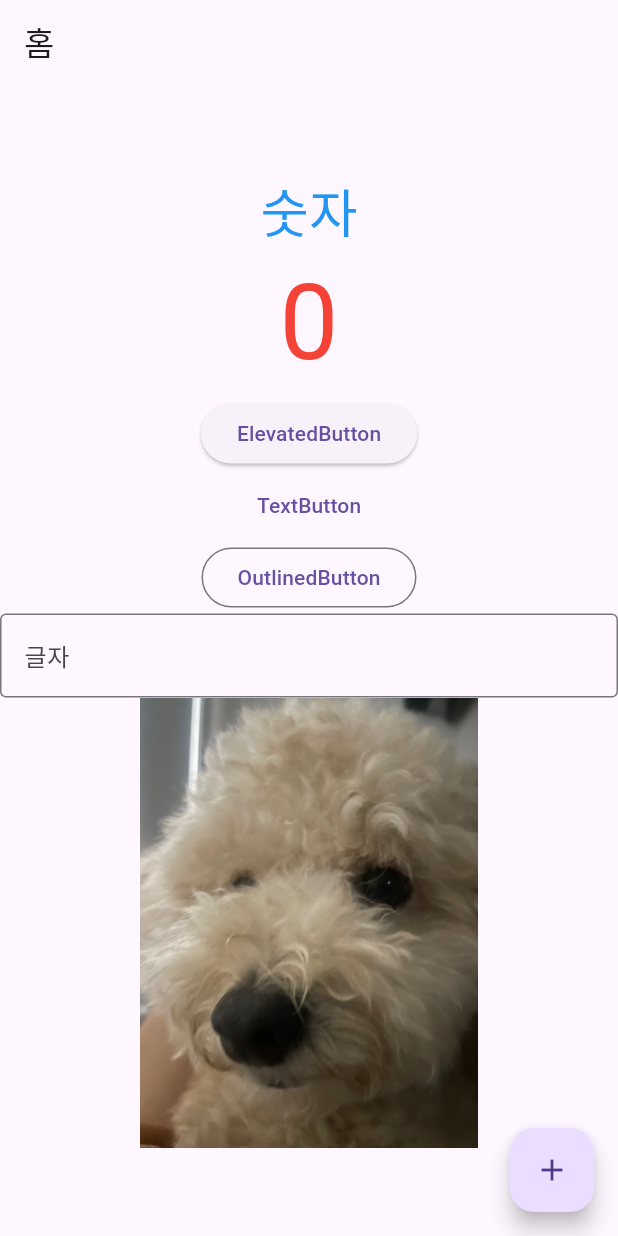
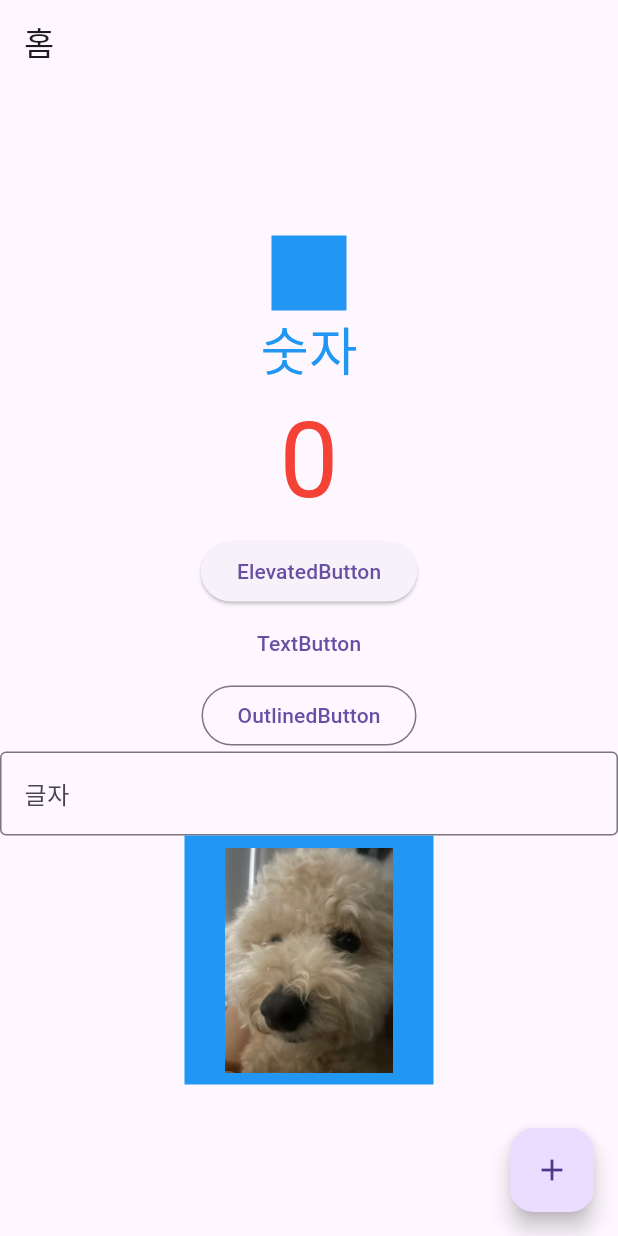
Before and after one commit to kimlg2/flutter_first, a Flutter app: the screen it shows after launch, on a phone screen of 412 x 824 dp. Run offline on Flutter 3.47's test engine with Material 3 defaults, Android fonts, the phone set to English and light mode, and no system bars.

Commit message:
Container 사용방법

```diff
--- a/lib/My_home_page.dart
+++ b/lib/My_home_page.dart
@@ -20,6 +20,11 @@ class _MyHomePageState extends State<MyHomePage> {
         child: Column(
           mainAxisAlignment: MainAxisAlignment.center,
           children: [
+            Container(
+              color: Colors.blue,
+              width: 50,
+              height: 50,
+            ),
             Text(
               '숫자',
               style: TextStyle(
@@ -63,10 +68,18 @@ class _MyHomePageState extends State<MyHomePage> {
                 print(text);
               },
               ),
-            Image.asset('assets/cookie.png',
-              width: 300,
-              height: 300,
+
+            Container(
+              color: Colors.blue,
+              child: Padding(
+                padding: const EdgeInsets.all(8.0),
+                child: Image.asset('assets/cookie.png',
+                  width: 150,
+                  height: 150,
+                ),
+              ),
             ),
+
           ] ,
         ),
       ),
```
